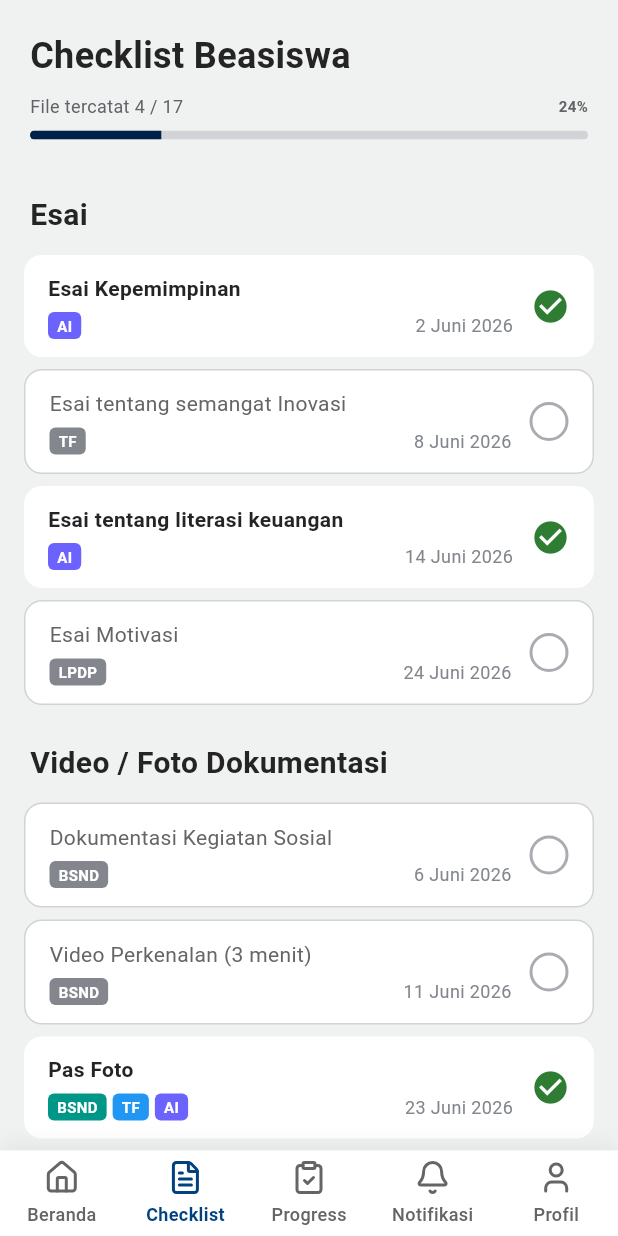
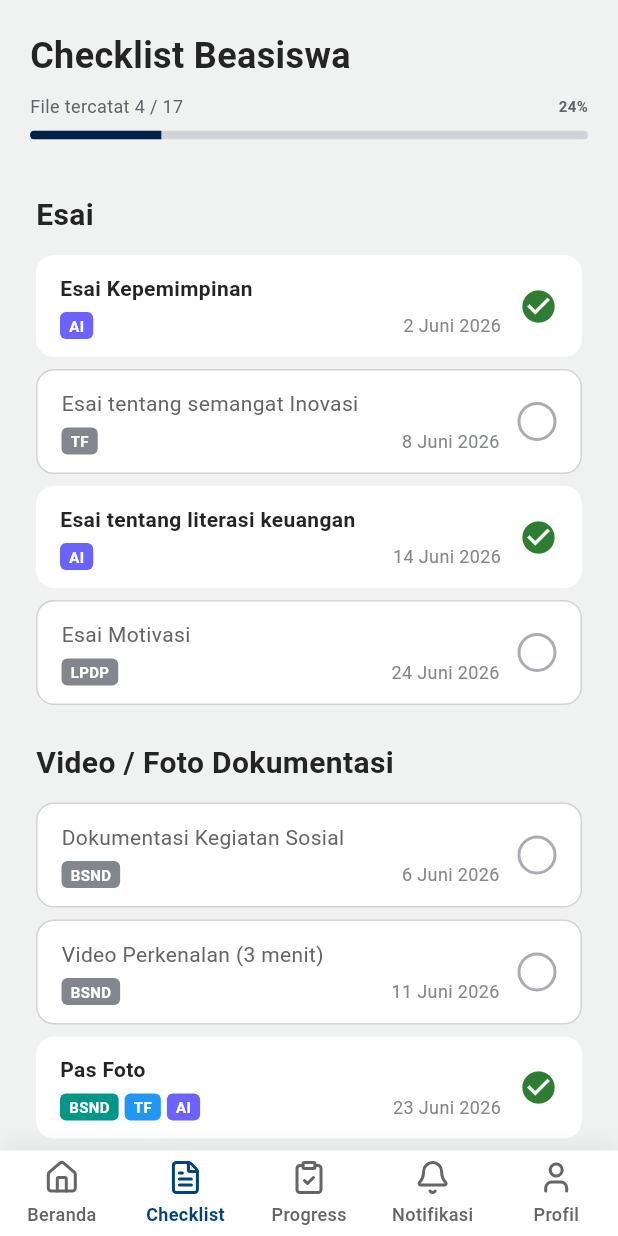
Before and after one commit to Vlensco/NUSARA, a Flutter app: the screen it shows after launch, item 2 of the bottom bar chosen, on a phone screen of 412 x 824 dp. Run offline on Flutter 3.47's test engine with Material 3 defaults, Android fonts, the phone set to English and light mode, and no system bars; our stand-ins replace flutter_riverpod, lucide_icons.

Commit message:
ui: perbaikan jarak konten pada halaman checklist beasiswa

```diff
--- a/Mobile/cabe/lib/features/checklist/controllers/checklist_controller.dart
+++ b/Mobile/cabe/lib/features/checklist/controllers/checklist_controller.dart
@@ -224,7 +224,6 @@ final _dummyChecklist = [
   ),
 ];
 
-// --- NOTIFIER ---
 class ChecklistNotifier extends Notifier<List<ChecklistSection>> {
   @override
   List<ChecklistSection> build() => _dummyChecklist;
--- a/Mobile/cabe/lib/features/checklist/screens/checklist_screen.dart
+++ b/Mobile/cabe/lib/features/checklist/screens/checklist_screen.dart
@@ -65,25 +65,22 @@ class ChecklistScreen extends ConsumerWidget {
               ),
             ),
 
-            // --- LIST CONTENT ---
             Expanded(
               child: ListView.builder(
-                padding: const EdgeInsets.only(bottom: 24),
+                padding: const EdgeInsets.fromLTRB(24, 0, 24, 24),
                 itemCount: sections.length,
                 itemBuilder: (context, sectionIndex) {
                   final section = sections[sectionIndex];
                   return Column(
                     crossAxisAlignment: CrossAxisAlignment.start,
                     children: [
-                      // Section header
                       Padding(
-                        padding: const EdgeInsets.fromLTRB(20, 20, 20, 8),
+                        padding: const EdgeInsets.only(top: 20, bottom: 8),
                         child: Text(
                           section.title,
                           style: AppTextStyles.h3,
                         ),
                       ),
-                      // Items
                       ...section.items.map((item) => ChecklistItemTile(
                             item: item,
                             onToggle: () => notifier.toggleItem(item.id),
--- a/Mobile/cabe/lib/features/checklist/widgets/checklist_item_tile.dart
+++ b/Mobile/cabe/lib/features/checklist/widgets/checklist_item_tile.dart
@@ -18,12 +18,11 @@ class ChecklistItemTile extends StatelessWidget {
     return GestureDetector(
       onTap: onToggle,
       child: Container(
-        margin: const EdgeInsets.symmetric(horizontal: 16, vertical: 4),
+        margin: const EdgeInsets.symmetric(vertical: 4),
         padding: const EdgeInsets.symmetric(horizontal: 16, vertical: 12),
         decoration: BoxDecoration(
           color: AppColors.white,
           borderRadius: BorderRadius.circular(12),
-          // ✅ Logika border dari model, bukan dari widget
           border: item.cardBorder,
         ),
         child: Row(
```
